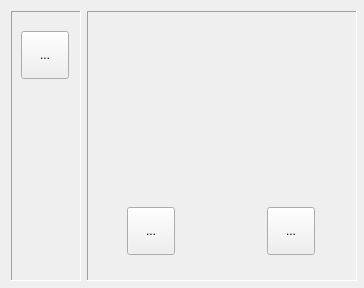
Qt form simulator/widgets/regulator_widget.ui (EremeevSergey/pump_regulator) before a commit.
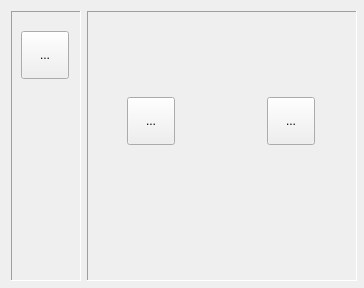
The same form after that commit.

What changed in the file:
```diff
--- a/simulator/widgets/regulator_widget.ui
+++ b/simulator/widgets/regulator_widget.ui
@@ -97,7 +97,7 @@
       <property name="geometry">
        <rect>
         <x>180</x>
-        <y>30</y>
+        <y>190</y>
         <width>49</width>
         <height>48</height>
        </rect>
@@ -109,11 +109,11 @@
        </size>
       </property>
      </widget>
-     <widget class="QWidget" name="">
+     <widget class="QWidget" name="layoutWidget">
       <property name="geometry">
        <rect>
         <x>40</x>
-        <y>140</y>
+        <y>30</y>
         <width>50</width>
         <height>104</height>
        </rect>
@@ -146,15 +146,18 @@
            <height>32</height>
           </size>
          </property>
+         <property name="checkable">
+          <bool>true</bool>
+         </property>
         </widget>
        </item>
       </layout>
      </widget>
-     <widget class="QWidget" name="">
+     <widget class="QWidget" name="layoutWidget">
       <property name="geometry">
        <rect>
         <x>180</x>
-        <y>140</y>
+        <y>30</y>
         <width>50</width>
         <height>104</height>
        </rect>
@@ -187,6 +190,9 @@
            <height>32</height>
           </size>
          </property>
+         <property name="checkable">
+          <bool>true</bool>
+         </property>
         </widget>
        </item>
       </layout>
```
